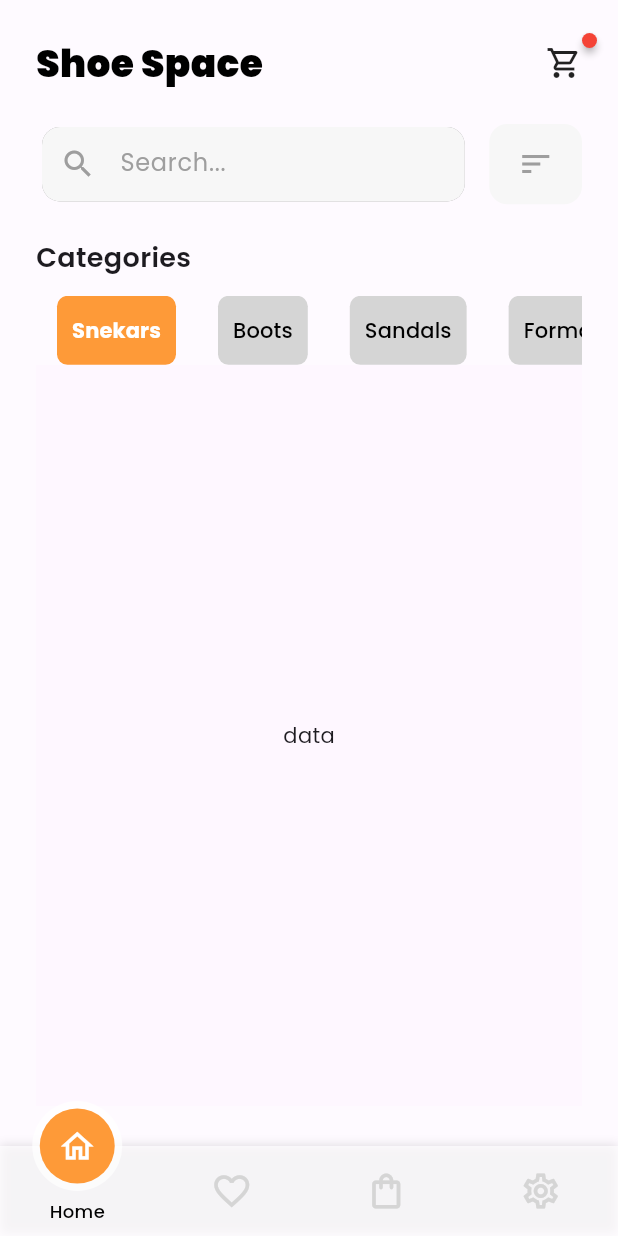
After one commit to sandeshchapagai/E-Commerce, a Flutter app: the MainScreen screen opened directly, on a phone screen of 412 x 824 dp. The commit adds this screen. Run offline on Flutter 3.47's test engine with Material 3 defaults, Android fonts, the phone set to English and light mode, and no system bars; drawn by our look-alikes of badges, buttons_tabbar; our stand-ins replace carousel_slider, google_fonts, motion_tab_bar.

Commit message:
categories tab added

```diff
--- a/lib/Utils/Components/Color/color.dart
+++ b/lib/Utils/Components/Color/color.dart
@@ -5,6 +5,7 @@ class AppColors {
   static const Color primaryColor = Color(0xFFD5D5D5);
   static const Color secondaryColor = Color(0xFFFE9A38);
   static const Color buttonTextColor = Colors.white;
+  static const Color SearchTextColor = Color(0xFFF7F7F7);
 
   // Add more colors as needed
 
--- a/lib/Utils/Components/Font/font_size.dart
+++ b/lib/Utils/Components/Font/font_size.dart
@@ -1,5 +1,7 @@
 class FontSizes {
   static const double small = 12.0;
   static const double medium = 16.0;
+  static const double semiMedium = 18.0;
+
   static const double large = 30.0;
 }
--- /dev/null
+++ b/lib/Utils/Components/Widgets/appbar.dart
@@ -0,0 +1,61 @@
+import 'package:ecommerce/Utils/Components/Font/font_size.dart';
+import 'package:flutter/material.dart';
+import 'package:badges/badges.dart' as badges;
+class CustomAppBar extends StatelessWidget implements PreferredSizeWidget {
+  final String title;
+  final double height;
+
+  const CustomAppBar({
+    Key? key,
+    required this.title,
+    this.height = kToolbarHeight,
+  }) : super(key: key);
+
+  @override
+  Widget build(BuildContext context) {
+    return Container(
+
+      child: Row(
+        mainAxisAlignment: MainAxisAlignment.spaceBetween,
+        children: [
+          Text(
+            title,
+            style: TextStyle(
+              color: Colors.black, // Customize the text color
+              fontSize:25,
+              fontWeight: FontWeight.w900,
+            ),
+
+          ),
+          badges.Badge(
+            // badgeContent: Text('3'),
+            child: Icon(Icons.shopping_cart_outlined),
+          )
+        ],
+      ),
+    );
+  }
+
+  @override
+  Size get preferredSize => Size.fromHeight(height);
+}
+
+void main() {
+  runApp(MaterialApp(
+    home: Scaffold(
+      body: Column(
+        children: [
+          CustomAppBar(title: 'My Custom AppBar'),
+          Expanded(
+            child: Container(
+              color: Colors.grey[200], // Placeholder content
+              child: Center(
+                child: Text('Your content goes here'),
+              ),
+            ),
+          ),
+        ],
+      ),
+    ),
+  ));
+}
--- a/lib/Utils/Routes/routes.dart
+++ b/lib/Utils/Routes/routes.dart
@@ -3,8 +3,7 @@ import 'package:ecommerce/View/StartUp_Screeen/startScreen.dart';
 import 'package:ecommerce/View/splash_screen.dart';
 import 'package:flutter/cupertino.dart';
 import 'package:flutter/material.dart';
-
-import '../../View/Home/home.dart';
+import '../../View/MainScreen/main_scren.dart';
 
 class Routes {
   static Route<dynamic> generateRoute(RouteSettings settings) {
@@ -27,7 +26,7 @@ class Routes {
 
       case RoutesName.home:
         return MaterialPageRoute(
-            builder: (BuildContext context) => const Home());
+            builder: (BuildContext context) => const MainScreen());
 
       default:
         return MaterialPageRoute(builder: (_) {
--- a/lib/View/Home/DashBoard/dashboard.dart
+++ /dev/null
@@ -1,19 +0,0 @@
-import 'package:flutter/material.dart';
-
-import '../../../Utils/Components/Color/color.dart';
-class DashBoard extends StatefulWidget {
-  const DashBoard({super.key});
-
-  @override
-  State<DashBoard> createState() => _DashBoardState();
-}
-class _DashBoardState extends State<DashBoard> {
-  @override
-  Widget build(BuildContext context) {
-    return Container(
-      decoration: BoxDecoration(
-        gradient: AppColors.primaryGradient,
-      ),
-    );
-  }
-}
--- /dev/null
+++ b/lib/View/MainScreen/Home/Categories/snekars.dart
@@ -0,0 +1,18 @@
+import 'package:flutter/material.dart';
+class Snekars extends StatefulWidget {
+  const Snekars({super.key});
+
+  @override
+  State<Snekars> createState() => _SnekarsState();
+}
+
+class _SnekarsState extends State<Snekars> {
+  @override
+  Widget build(BuildContext context) {
+    return Scaffold(
+      body: Center(
+        child: Text('data'),
+      ),
+    );
+  }
+}
--- /dev/null
+++ b/lib/View/MainScreen/Home/home.dart
@@ -0,0 +1,160 @@
+import 'package:ecommerce/Utils/Components/Font/font_size.dart';
+import 'package:ecommerce/Utils/Components/Widgets/appbar.dart';
+import 'package:ecommerce/View/MainScreen/Home/Categories/snekars.dart';
+import 'package:flutter/cupertino.dart';
+import 'package:flutter/material.dart';
+import 'package:flutter/widgets.dart';
+import 'package:buttons_tabbar/buttons_tabbar.dart';
+import '../../../Utils/Components/Color/color.dart';
+
+class DashBoard extends StatefulWidget {
+  const DashBoard({super.key});
+
+  @override
+  State<DashBoard> createState() => _DashBoardState();
+}
+
+class _DashBoardState extends State<DashBoard> {
+  @override
+  Widget build(BuildContext context) {
+    final Size screenSize = MediaQuery.of(context).size;
+    return Container(
+      decoration: BoxDecoration(color: Colors.white38
+          // gradient: AppColors.primaryGradient,
+          ),
+      child: Padding(
+        padding: const EdgeInsets.all(24.0),
+        child: ListView(
+          children: [
+            CustomAppBar(title: 'Shoe Space'),
+            SizedBox(height: screenSize.width * 0.05),
+            Row(
+              children: [
+                Expanded(
+                  child: Container(
+                    height: screenSize.height * 0.07,
+                    child: Card(
+                      elevation: 0,
+                      child: Container(
+                        decoration: BoxDecoration(
+                          color: Colors.grey,
+                          // Use a default color for the Card
+                          borderRadius: BorderRadius.circular(12),
+                        ),
+                        child: TextField(
+                          style: TextStyle(color: Colors.grey),
+                          decoration: InputDecoration(
+                            hintText: 'Search...',
+                            hintStyle: TextStyle(color: Colors.grey),
+                            filled: true,
+                            fillColor: AppColors.SearchTextColor,
+                            // Use transparent color
+                            prefixIcon: Icon(
+                              Icons.search,
+                              color: Colors.grey,
+                            ),
+                            border: OutlineInputBorder(
+                              borderRadius: BorderRadius.circular(12),
+                              borderSide: BorderSide.none,
+                            ),
+                          ),
+                        ),
+                      ),
+                    ),
+                  ),
+                ),
+                SizedBox(
+                  width: screenSize.width * 0.03,
+                ),
+                Container(
+                    width: screenSize.width * 0.15,
+                    height: screenSize.height * 0.065,
+                    decoration: BoxDecoration(
+                      color: AppColors.SearchTextColor,
+                      borderRadius: BorderRadius.circular(12.0),
+                    ),
+                    child: Icon(
+                      Icons.sort,
+                      color: Colors.grey,
+                    )),
+              ],
+            ),
+            SizedBox(height: screenSize.width * 0.05),
+            Text(
+              'Categories',
+              style: TextStyle(
+                  fontSize: FontSizes.semiMedium, fontWeight: FontWeight.w600),
+            ),
+            SizedBox(height: screenSize.width * 0.03),
+            Expanded(
+              child: DefaultTabController(
+                length: 6,
+                child: Column(
+                  children: <Widget>[
+                    ButtonsTabBar(
+                      contentPadding: EdgeInsets.symmetric(horizontal: 10),
+                      buttonMargin: EdgeInsets.symmetric(horizontal: 14),
+                      unselectedDecoration: BoxDecoration(
+                          borderRadius: BorderRadius.circular(20),
+                          color: AppColors.primaryColor),
+                      decoration: BoxDecoration(
+                          color: AppColors.secondaryColor,
+                          borderRadius: BorderRadius.circular(20)),
+                      elevation: 2,
+                      unselectedLabelStyle: TextStyle(color: Colors.black),
+                      labelStyle: TextStyle(
+                          color: Colors.white, fontWeight: FontWeight.bold),
+                      tabs: [
+                        Tab(
+                          text: "Snekars",
+                        ),
+                        Tab(
+                          text: "Boots",
+                        ),
+                        Tab(
+                          text: "Sandals",
+                        ),
+                        Tab(
+                          text: "Formal Shoes",
+                        ),
+                        Tab(
+                          text: "Casual Shoes",
+                        ),
+                        Tab(
+                          text: "Athletic Shoes",
+                        ),
+                      ],
+                    ),
+                    Container(
+                      height: screenSize.height*0.6,
+                      child: TabBarView(
+                        children: <Widget>[
+                          Snekars(),
+                          Center(
+                            child: Icon(Icons.directions_transit),
+                          ),
+                          Center(
+                            child: Icon(Icons.directions_bike),
+                          ),
+                          Center(
+                            child: Icon(Icons.directions_car),
+                          ),
+                          Center(
+                            child: Icon(Icons.directions_transit),
+                          ),
+                          Center(
+                            child: Icon(Icons.directions_bike),
+                          ),
+                        ],
+                      ),
+                    ),
+                  ],
+                ),
+              ),
+            ),
+          ],
+        ),
+      ),
+    );
+  }
+}
--- a/lib/View/Home/home.dart
+++ b/lib/View/MainScreen/main_scren.dart
@@ -5,17 +5,17 @@ import 'package:motion_tab_bar/MotionTabBar.dart';
 import 'package:motion_tab_bar/MotionTabBarController.dart';
 
 import '../../Utils/Components/Color/color.dart';
-import 'DashBoard/dashboard.dart';
-class Home extends StatefulWidget {
-  const Home({Key? key, this.title}) : super(key: key);
+import 'Home/home.dart';
+class MainScreen extends StatefulWidget {
+  const MainScreen({Key? key, this.title}) : super(key: key);
 
   final String? title;
 
   @override
-  _HomeState createState() => _HomeState();
+  _MainScreenState createState() => _MainScreenState();
 }
 
-class _HomeState extends State<Home> with TickerProviderStateMixin {
+class _MainScreenState extends State<MainScreen> with TickerProviderStateMixin {
   // TabController? _tabController;
   MotionTabBarController? _motionTabBarController;
 
@@ -31,7 +31,7 @@ class _HomeState extends State<Home> with TickerProviderStateMixin {
 
     //// use "MotionTabBarController" to replace with "TabController", if you need to programmatically change the tab
     _motionTabBarController = MotionTabBarController(
-      initialIndex: 1,
+      initialIndex: 0,
       length: 4,
       vsync: this,
     );
@@ -51,10 +51,10 @@ class _HomeState extends State<Home> with TickerProviderStateMixin {
         controller: _motionTabBarController, // Add this controller if you need to change your tab programmatically
         initialSelectedTab: "Home",
         useSafeArea: true, // default: true, apply safe area wrapper
-        labels: const ["Dashboard", "Home", "Profile", "Settings"],
-        icons: const [Icons.dashboard_outlined, Icons.home_outlined, Icons.people_alt_outlined, Icons.settings_outlined],
+        labels: const ["Home", "Favourite", "Order", "Settings"],
+        icons: const [Icons.home_outlined, Icons.favorite_border, Icons.shopping_bag_outlined, Icons.settings_outlined],
         tabSize: 50,
-        tabBarHeight: 80,
+        tabBarHeight: 60,
         textStyle: const TextStyle(
           fontSize: 12,
           color: Colors.black,
@@ -76,7 +76,7 @@ class _HomeState extends State<Home> with TickerProviderStateMixin {
         physics: const NeverScrollableScrollPhysics(), // swipe navigation handling is not supported
         controller: _motionTabBarController,
         children: <Widget>[
-         DashBoard(),
+          DashBoard(),
           MainPageContentComponent(title: "Home Page", controller: _motionTabBarController!),
           MainPageContentComponent(title: "Cart Page", controller: _motionTabBarController!),
           MainPageContentComponent(title: "Settings Page", controller: _motionTabBarController!),
--- a/lib/View/splash_screen.dart
+++ b/lib/View/splash_screen.dart
@@ -43,7 +43,6 @@ class _SplashScreenState extends State<SplashScreen> with SingleTickerProviderSt
           ],
         )
       ),
-
     );
   }
 }
--- a/pubspec.yaml
+++ b/pubspec.yaml
@@ -34,6 +34,8 @@ dependencies:
   google_fonts: ^6.2.0
   motion_tab_bar: ^2.0.4
   flutter_launcher_icons: ^0.13.1
+  badges: ^3.1.2
+  buttons_tabbar: ^1.3.8
 flutter_launcher_icons:
   android: "launcher_icon"
   ios: true
```
Also changed, not shown: pubspec.lock.
